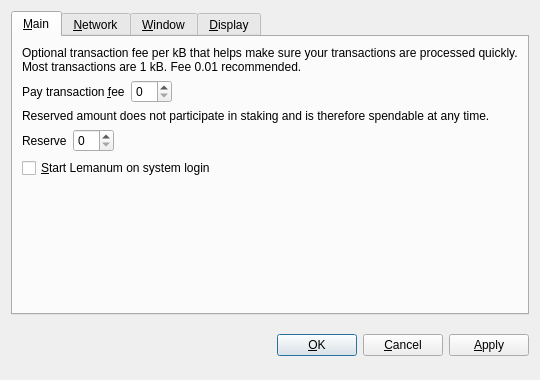
Before: the Qt Designer form src/qt/forms/optionsdialog.ui in Gamerholic/GamerHolicCoin, drawn with Qt 5.
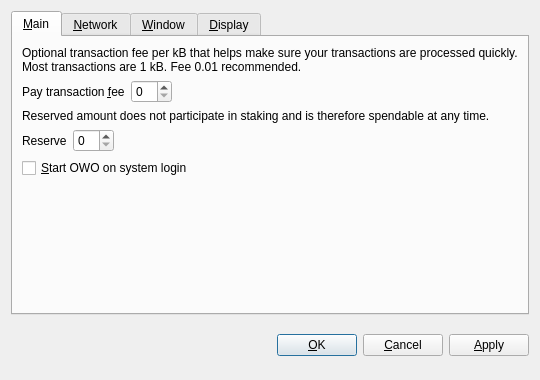
After: the same form once the commit is applied. Custom widgets are drawn as their Qt base class.

Commit message: Changed name from Lemanum to OWO

Patch:
```diff
--- a/src/qt/forms/optionsdialog.ui
+++ b/src/qt/forms/optionsdialog.ui
@@ -128,7 +128,7 @@
           <string>Automatically start Lemanum after logging in to the system.</string>
          </property>
          <property name="text">
-          <string>&amp;Start Lemanum on system login</string>
+          <string>&amp;Start OWO on system login</string>
          </property>
         </widget>
        </item>
```
Left out of the diff: 8 changed lines with no effect on the pictures. The commit also changes 134 other files.
